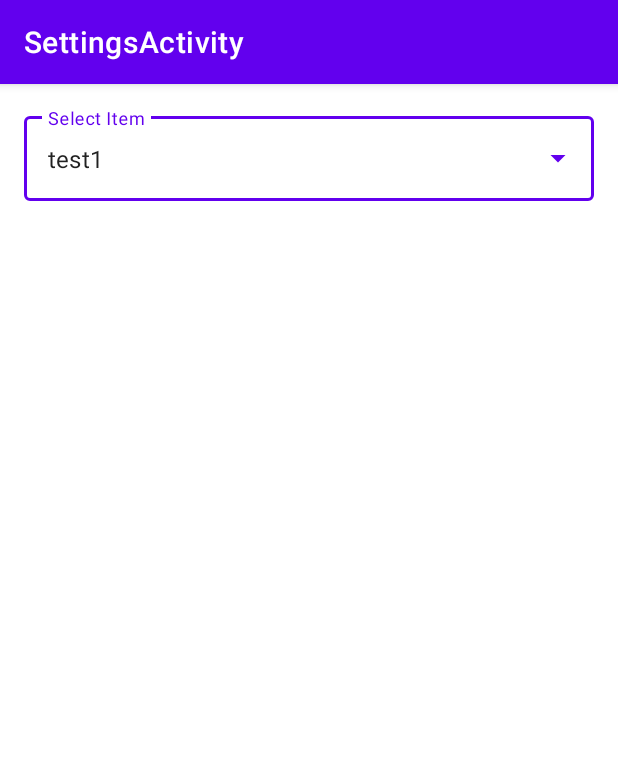
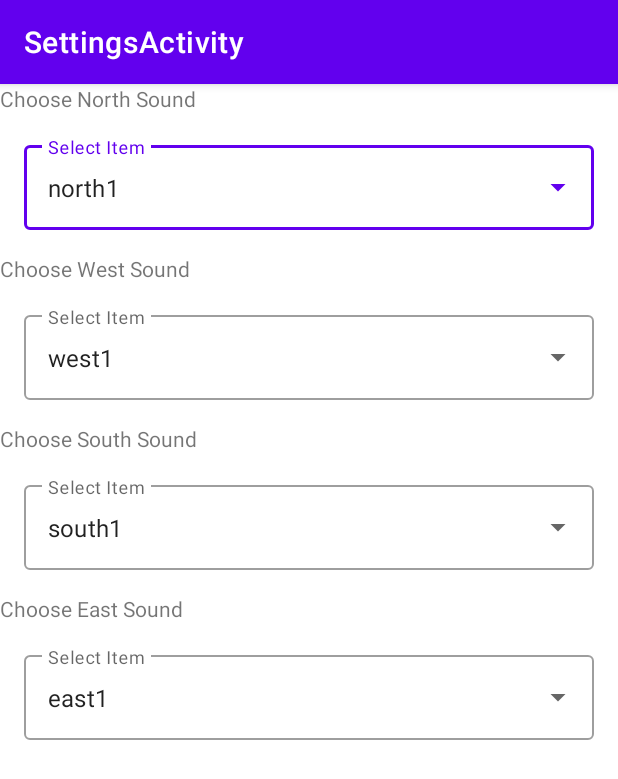
Before and after one commit to Safeheaded/kotlin-air-drums, an Android app: the SettingsActivity screen opened directly, with no data from a screen before it, on a phone screen of 412 x 824 dp. Shown: the top 779 px of the screen. Run offline under Robolectric (Android 15) with nearby library versions, the light colour scheme and no system bars.

Commit message:
Added all dropdowns

```diff
--- a/app/src/main/java/com/example/airdrums/SettingsActivity.kt
+++ b/app/src/main/java/com/example/airdrums/SettingsActivity.kt
@@ -1,33 +1,70 @@
 package com.example.airdrums
 
 import android.os.Bundle
-import android.view.View
 import android.widget.AdapterView
 import android.widget.ArrayAdapter
 import android.widget.AutoCompleteTextView
 import android.widget.Toast
 import androidx.appcompat.app.AppCompatActivity
-import androidx.preference.PreferenceFragmentCompat
 
 class SettingsActivity : AppCompatActivity() {
 
-    val items: Array<String> = arrayOf("test1", "test2", "test3", "test4")
+    val northItems: Array<String> = arrayOf("north1", "north2", "north3", "north4")
+    val westItems: Array<String> = arrayOf("west1", "west2", "west3", "west4")
+    val southItems: Array<String> = arrayOf("south1", "south2", "south3", "south4")
+    val eastItems: Array<String> = arrayOf("east1", "east2", "east3", "east4")
 
-    private lateinit var autoCompleteTextView: AutoCompleteTextView
+    private lateinit var autoCompleteTextViewNorth: AutoCompleteTextView
+    private lateinit var autoCompleteTextViewWest: AutoCompleteTextView
+    private lateinit var autoCompleteTextViewSouth: AutoCompleteTextView
+    private lateinit var autoCompleteTextViewEast: AutoCompleteTextView
 
-    private lateinit var adapterItems: ArrayAdapter<String>;
+    private lateinit var adapterItemsNorth: ArrayAdapter<String>;
+    private lateinit var adapterItemsWest: ArrayAdapter<String>;
+    private lateinit var adapterItemsSouth: ArrayAdapter<String>;
+    private lateinit var adapterItemsEast: ArrayAdapter<String>;
 
     override fun onCreate(savedInstanceState: Bundle?) {
         super.onCreate(savedInstanceState)
         setContentView(R.layout.settings_activity)
 
-        autoCompleteTextView = findViewById(R.id.auto_complete_text)
-        adapterItems = ArrayAdapter<String>(this, R.layout.select_item, items)
-        autoCompleteTextView.setAdapter(adapterItems)
+        autoCompleteTextViewNorth = findViewById(R.id.auto_complete_text)
+        autoCompleteTextViewWest = findViewById(R.id.auto_complete_text1)
+        autoCompleteTextViewSouth = findViewById(R.id.auto_complete_text2)
+        autoCompleteTextViewEast = findViewById(R.id.auto_complete_text3)
+        adapterItemsNorth = ArrayAdapter<String>(this, R.layout.select_item, northItems)
+        adapterItemsWest = ArrayAdapter<String>(this, R.layout.select_item, westItems)
+        adapterItemsSouth = ArrayAdapter<String>(this, R.layout.select_item, southItems)
+        adapterItemsEast = ArrayAdapter<String>(this, R.layout.select_item, eastItems)
+        autoCompleteTextViewNorth.setAdapter(adapterItemsNorth)
+        autoCompleteTextViewWest.setAdapter(adapterItemsWest)
+        autoCompleteTextViewSouth.setAdapter(adapterItemsSouth)
+        autoCompleteTextViewEast.setAdapter(adapterItemsEast)
 
-        autoCompleteTextView.setText("test1", false)
+        autoCompleteTextViewNorth.setText(adapterItemsNorth.getItem(0), false)
+        autoCompleteTextViewWest.setText(adapterItemsWest.getItem(0), false)
+        autoCompleteTextViewSouth.setText(adapterItemsSouth.getItem(0), false)
+        autoCompleteTextViewEast.setText(adapterItemsEast.getItem(0), false)
 
-        autoCompleteTextView.onItemClickListener =
+        autoCompleteTextViewNorth.onItemClickListener =
+            AdapterView.OnItemClickListener() { parent, view, position, id ->
+                val item = parent.getItemAtPosition(position).toString()
+                Toast.makeText(this@SettingsActivity, "Item: $item", Toast.LENGTH_SHORT).show()
+            }
+
+        autoCompleteTextViewWest.onItemClickListener =
+            AdapterView.OnItemClickListener() { parent, view, position, id ->
+                val item = parent.getItemAtPosition(position).toString()
+                Toast.makeText(this@SettingsActivity, "Item: $item", Toast.LENGTH_SHORT).show()
+            }
+
+        autoCompleteTextViewSouth.onItemClickListener =
+            AdapterView.OnItemClickListener() { parent, view, position, id ->
+                val item = parent.getItemAtPosition(position).toString()
+                Toast.makeText(this@SettingsActivity, "Item: $item", Toast.LENGTH_SHORT).show()
+            }
+
+        autoCompleteTextViewEast.onItemClickListener =
             AdapterView.OnItemClickListener() { parent, view, position, id ->
                 val item = parent.getItemAtPosition(position).toString()
                 Toast.makeText(this@SettingsActivity, "Item: $item", Toast.LENGTH_SHORT).show()
--- a/app/src/main/res/layout/settings_activity.xml
+++ b/app/src/main/res/layout/settings_activity.xml
@@ -1,17 +1,103 @@
-<LinearLayout xmlns:android="http://schemas.android.com/apk/res/android"
+<GridLayout xmlns:android="http://schemas.android.com/apk/res/android"
     android:layout_width="match_parent"
-    android:layout_height="match_parent">
+    android:layout_height="match_parent"
+    android:rowCount="8"
+    android:columnCount="1">
+    <TextView
+        android:id="@+id/textView"
+        android:layout_width="wrap_content"
+        android:layout_height="wrap_content"
+        android:layout_row="0"
+        android:layout_column="0"
+        android:text="Choose North Sound" />
 
     <com.google.android.material.textfield.TextInputLayout
+        style="@style/Widget.MaterialComponents.TextInputLayout.OutlinedBox.ExposedDropdownMenu"
         android:layout_width="match_parent"
         android:layout_height="wrap_content"
         android:layout_margin="16dp"
         android:hint="@string/select"
-        style="@style/Widget.MaterialComponents.TextInputLayout.OutlinedBox.ExposedDropdownMenu">
+        android:layout_row="1"
+        android:layout_column="0">
+
         <AutoCompleteTextView
             android:id="@+id/auto_complete_text"
             android:layout_width="match_parent"
             android:layout_height="wrap_content"
-            android:inputType="none"/>
+            android:inputType="none" />
     </com.google.android.material.textfield.TextInputLayout>
-</LinearLayout>
+
+    <TextView
+        android:id="@+id/textView1"
+        android:layout_width="wrap_content"
+        android:layout_height="wrap_content"
+        android:layout_row="2"
+        android:layout_column="0"
+        android:text="Choose West Sound" />
+
+    <com.google.android.material.textfield.TextInputLayout
+        style="@style/Widget.MaterialComponents.TextInputLayout.OutlinedBox.ExposedDropdownMenu"
+        android:layout_width="match_parent"
+        android:layout_height="wrap_content"
+        android:layout_margin="16dp"
+        android:hint="@string/select"
+        android:layout_row="3"
+        android:layout_column="0">
+
+        <AutoCompleteTextView
+            android:id="@+id/auto_complete_text1"
+            android:layout_width="match_parent"
+            android:layout_height="wrap_content"
+            android:inputType="none" />
+    </com.google.android.material.textfield.TextInputLayout>
+
+    <TextView
+        android:id="@+id/textView2"
+        android:layout_width="wrap_content"
+        android:layout_height="wrap_content"
+        android:layout_row="4"
+        android:layout_column="0"
+        android:text="Choose South Sound" />
+
+    <com.google.android.material.textfield.TextInputLayout
+        style="@style/Widget.MaterialComponents.TextInputLayout.OutlinedBox.ExposedDropdownMenu"
+        android:layout_width="match_parent"
+        android:layout_height="wrap_content"
+        android:layout_margin="16dp"
+        android:hint="@string/select"
+        android:layout_row="5"
+        android:layout_column="0">
+
+        <AutoCompleteTextView
+            android:id="@+id/auto_complete_text2"
+            android:layout_width="match_parent"
+            android:layout_height="wrap_content"
+            android:inputType="none" />
+    </com.google.android.material.textfield.TextInputLayout>
+
+    <TextView
+        android:id="@+id/textView3"
+        android:layout_width="wrap_content"
+        android:layout_height="wrap_content"
+        android:layout_row="6"
+        android:layout_column="0"
+        android:text="Choose East Sound" />
+
+    <com.google.android.material.textfield.TextInputLayout
+        style="@style/Widget.MaterialComponents.TextInputLayout.OutlinedBox.ExposedDropdownMenu"
+        android:layout_width="match_parent"
+        android:layout_height="wrap_content"
+        android:layout_margin="16dp"
+        android:hint="@string/select"
+        android:layout_row="7"
+        android:layout_column="0">
+
+        <AutoCompleteTextView
+            android:id="@+id/auto_complete_text3"
+            android:layout_width="match_parent"
+            android:layout_height="wrap_content"
+            android:inputType="none" />
+    </com.google.android.material.textfield.TextInputLayout>
+
+
+</GridLayout>
```
